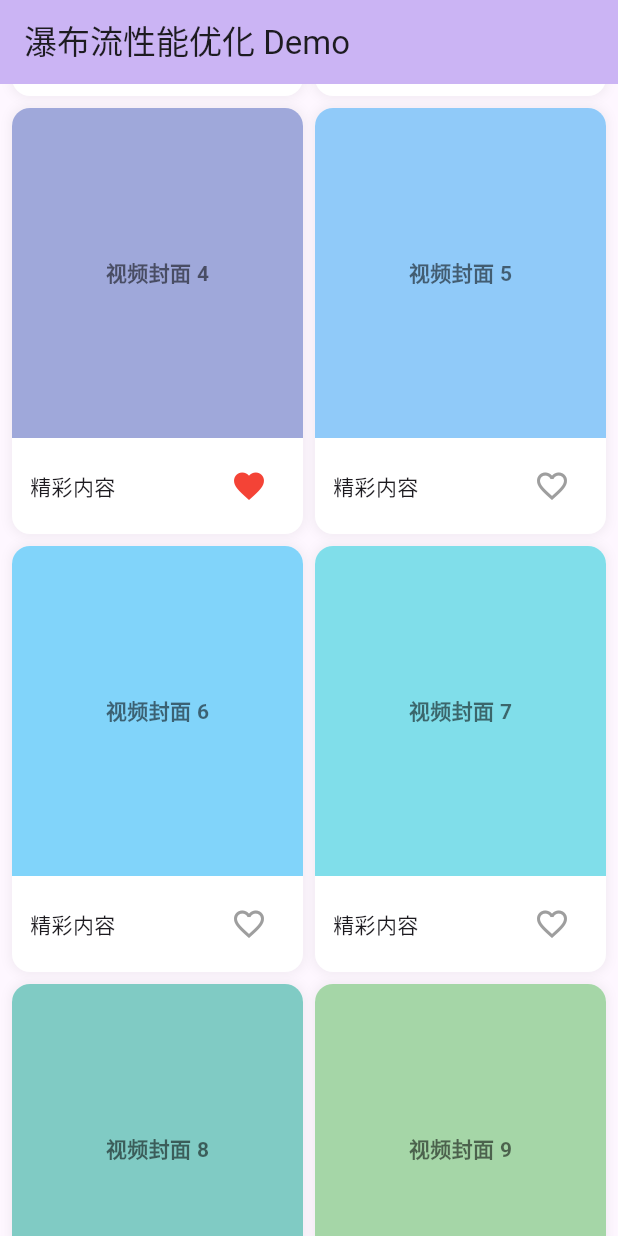
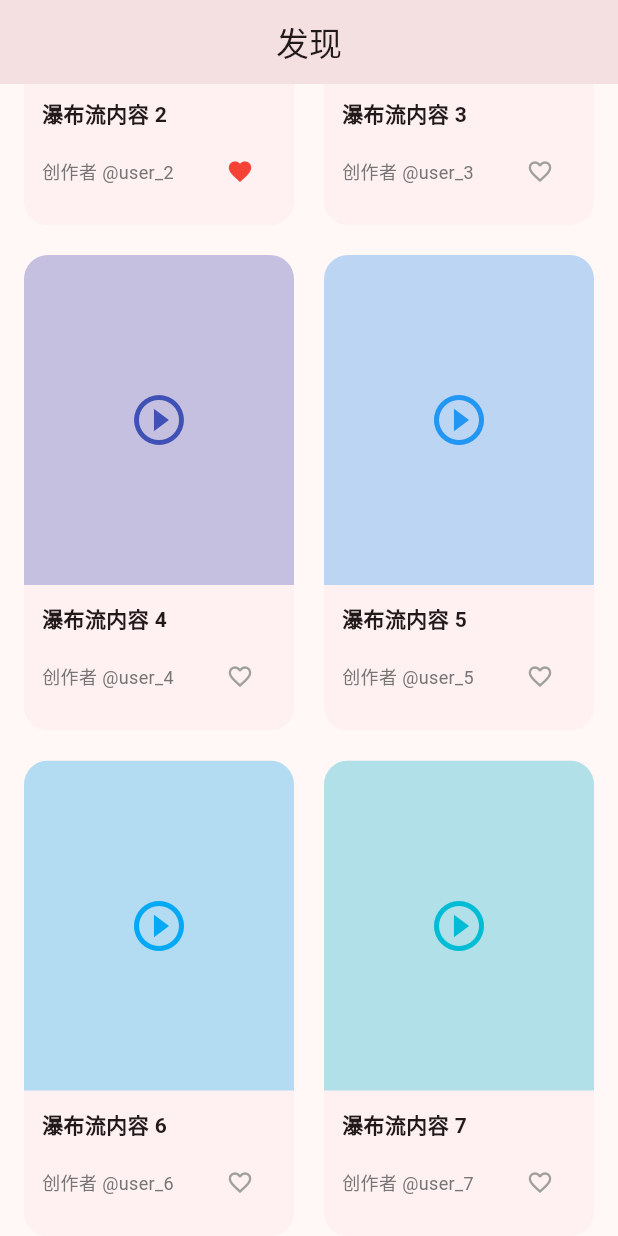
Before and after one commit to autopoet/flutter-demo1, a Flutter app: the screen it shows after launch, scrolled down 576 dp, after a tap on the "favorite outline" icon, on a phone screen of 412 x 824 dp. Run offline on Flutter 3.47's test engine with Material 3 defaults, Android fonts, the phone set to English and light mode, and no system bars; our stand-ins replace go_router.

Commit message:
feat: implement video feed and detail pages with go_router navigation and masonry layout

```diff
--- a/lib/main.dart
+++ b/lib/main.dart
@@ -1,6 +1,46 @@
-import 'dart:math';
 import 'package:flutter/material.dart';
-import 'package:flutter_staggered_grid_view/flutter_staggered_grid_view.dart';
+import 'package:go_router/go_router.dart';
+
+import 'models/video_item.dart';
+import 'pages/feed_page.dart';
+import 'pages/detail_page.dart';
+
+// ─────────────────────────────────────────────
+// 【对比：路由入口】
+//
+// Vue:  main.ts 中 app.use(router)，路由由 createRouter() 单独创建
+// Flutter: main.dart 中将 GoRouter 实例直接传给 MaterialApp.router
+//          两者都是"先声明路由表，再挂载到 App"的思路
+// ─────────────────────────────────────────────
+
+/// 全局路由配置
+/// 类比 vue-router 的 createRouter({ routes: [...] })
+final GoRouter _router = GoRouter(
+  initialLocation: '/',
+  routes: [
+    // 主路由：瀑布流首页
+    // Vue: { path: '/', component: FeedPage }
+    GoRoute(
+      path: '/',
+      builder: (context, state) => const FeedPage(),
+    ),
+
+    // 详情页路由，带动态参数 :id
+    // Vue: { path: '/detail/:id', component: DetailPage }
+    //      在 Vue 中用 useRoute().params.id 获取参数
+    //      在 Flutter 中用 state.pathParameters['id'] 获取
+    GoRoute(
+      path: '/detail/:id',
+      builder: (context, state) {
+        // 从路由参数里解析 id
+        final id = int.parse(state.pathParameters['id']!);
+        // 通过 extra 传递完整的数据对象（类比 vue-router 的 state）
+        final item = state.extra as VideoItem;
+        return DetailPage(id: id, item: item);
+      },
+    ),
+  ],
+);
 
 void main() {
   runApp(const MyApp());
@@ -11,181 +51,44 @@ class MyApp extends StatelessWidget {
 
   @override
   Widget build(BuildContext context) {
-    return MaterialApp(
-      title: 'Flutter Performance Demo',
+    // ─────────────────────────────────────────────
+    // 【对比：全局主题配置】
+    //
+    // Vue/CSS: :root { --color-primary: #e91e63; --color-secondary: #ff5722; }
+    //          全局 CSS 变量，所有组件通过 var(--color-primary) 访问
+    //
+    // Flutter: ThemeData 通过 Widget 树向下传递（InheritedWidget 机制）
+    //          子组件用 Theme.of(context).colorScheme.primary 访问
+    //          两者思路相同，都是"定义在顶层，全局可用"，
+    //          但 Flutter 是运行时对象传递，CSS 变量是静态字符串替换
+    // ─────────────────────────────────────────────
+    return MaterialApp.router(
+      title: 'Flutter Feed Demo',
+      // 使用 MaterialApp.router 代替 MaterialApp，接入 go_router
+      // 类比 Vue 中的 <RouterView /> / createApp(App).use(router)
+      routerConfig: _router,
+      debugShowCheckedModeBanner: false,
       theme: ThemeData(
-        colorScheme: ColorScheme.fromSeed(seedColor: Colors.deepPurple),
         useMaterial3: true,
-      ),
-      home: const FeedPage(),
-    );
-  }
-}
+        // colorSchemeSeed 类似于 CSS 里设置一个主色调，
+        // Flutter 会自动生成一整套和谐的配色方案（primary/secondary/surface等）
+        colorSchemeSeed: const Color(0xFFE91E63), // 玫瑰粉作为种子色
 
-class FeedPage extends StatefulWidget {
-  const FeedPage({super.key});
+        // 自定义 AppBar 主题
+        appBarTheme: const AppBarTheme(
+          centerTitle: true,
+          elevation: 0,
+          scrolledUnderElevation: 2,
+        ),
 
-  @override
-  State<FeedPage> createState() => _FeedPageState();
-}
-
-class _FeedPageState extends State<FeedPage> {
-  // 生成一些模拟数据
-  final List<VideoItem> items = List.generate(50, (index) {
-    return VideoItem(
-      id: index,
-      // 随机生成不同的高度来模拟瀑布流效果
-      height: 150.0 + Random().nextInt(150),
-      title: '视频封面 $index',
-    );
-  });
-
-  @override
-  Widget build(BuildContext context) {
-    return Scaffold(
-      appBar: AppBar(
-        title: const Text('瀑布流性能优化 Demo'),
-        backgroundColor: Theme.of(context).colorScheme.inversePrimary,
-      ),
-      body: MasonryGridView.count(
-        crossAxisCount: 2,
-        mainAxisSpacing: 8,
-        crossAxisSpacing: 8,
-        padding: const EdgeInsets.all(8),
-        itemCount: items.length,
-        itemBuilder: (context, index) {
-          return VideoCard(item: items[index]);
-        },
+        // 卡片主题
+        cardTheme: CardThemeData(
+          elevation: 0,
+          shape: RoundedRectangleBorder(
+            borderRadius: BorderRadius.circular(16),
+          ),
+        ),
       ),
     );
   }
 }
-
-// 模拟视频数据模型
-class VideoItem {
-  final int id;
-  final double height;
-  final String title;
-
-  VideoItem({
-    required this.id,
-    required this.height,
-    required this.title,
-  });
-}
-
-class VideoCard extends StatefulWidget {
-  final VideoItem item;
-
-  const VideoCard({super.key, required this.item});
-
-  @override
-  State<VideoCard> createState() => _VideoCardState();
-}
-
-class _VideoCardState extends State<VideoCard> {
-  // 使用 ValueNotifier 实现局部状态管理
-  //
-  // 【深入对比：Flutter ValueNotifier vs Vue3 ref】
-  //
-  // 1. Flutter 的 ValueNotifier 机制：
-  //    - 显式订阅模式：在 Flutter 中，UI 组件必须通过 ValueListenableBuilder 显式地包裹组件，
-  //      将其作为 listener 注册到 ValueNotifier 的内部列表中。
-  //    - 手动触发：当 notifier.value 修改时，它会遍历内部所有的 listeners 列表依次调用更新回调，
-  //      触发 ValueListenableBuilder 内部的局部 setState 机制，仅重绘自身子节点。
-  //    - 不会自动追踪依赖：如果你在 build 方法里直接访问 notifier.value，Flutter 不会自动记住
-  //      这个依赖。你必须使用 ValueListenableBuilder/ListenableBuilder 或者手动 addListener。
-  //    - 数据局限性：对于复杂对象或集合的内部属性改变（例如修改 List 里的某个元素），
-  //      只要对象引用地址没有变，ValueNotifier 就不会触发更新。需要手动调用 notifyListeners()。
-  //
-  // 2. Vue3 的 ref() & Proxy 响应式机制：
-  //    - 隐式依赖收集（依赖追踪）：在 Vue3 setup() 执行或 render 函数执行期间，Vue 全局会有一个
-  //      "activeEffect" 的概念。当我们在模板里访问 `ref.value` 或 Proxy 代理的 state 属性时，
-  //      会自动触发 getter 拦截，Vue 在此时"自动记录"该组件/effect 依赖了这个数据。
-  //    - 自动触发渲染：当数据修改时，触发 setter，Vue 会把收集到的所有依赖（组件级渲染 Effect）推入队列
-  //      并异步执行。
-  //    - 深层响应：通过 Proxy，Vue3 可以实现对象属性深层监听（reactive），即使修改了对象深处的一个字段，
-  //      也能被拦截并触发精确的高效更新。
-  //
-  // 总结：
-  //    - 从 DX (开发者体验) 上讲，Vue3 更"魔法"且省心，心智负担低，开发者不需要手动写 Builder 或挂载监听。
-  //    - 从架构上讲，Flutter 是基于不可变的 Widget 树和命令式的监听器，需要明确告知引擎"在这里订阅这部分数据"
-  //      以实现局部刷新。这就要求我们在此处 (视频卡片点赞按钮) ，为了不调用外层 Scaffold 的 setState（导致
-  //      整个瀑布流的重绘卡顿），必须用 ValueNotifier 配合 ValueListenableBuilder 将重排重绘限制在按钮的层级。
-  final ValueNotifier<bool> isLiked = ValueNotifier<bool>(false);
-
-  @override
-  void dispose() {
-    isLiked.dispose();
-    super.dispose();
-  }
-
-  @override
-  Widget build(BuildContext context) {
-    return Container(
-      decoration: BoxDecoration(
-        color: Colors.white,
-        borderRadius: BorderRadius.circular(12),
-        boxShadow: [
-          BoxShadow(
-            color: Colors.black.withOpacity(0.05),
-            blurRadius: 5,
-            spreadRadius: 1,
-          )
-        ],
-      ),
-      child: Column(
-        crossAxisAlignment: CrossAxisAlignment.stretch,
-        children: [
-          // 视频封面区域
-          Container(
-            height: widget.item.height,
-            decoration: BoxDecoration(
-              color: Colors.primaries[widget.item.id % Colors.primaries.length].shade200,
-              borderRadius: const BorderRadius.vertical(top: Radius.circular(12)),
-            ),
-            alignment: Alignment.center,
-            child: Text(
-              widget.item.title,
-              style: const TextStyle(fontWeight: FontWeight.bold, color: Colors.black54),
-            ),
-          ),
-          // 底部信息与点赞交互按钮区域
-          Padding(
-            padding: const EdgeInsets.symmetric(horizontal: 12.0, vertical: 8.0),
-            child: Row(
-              mainAxisAlignment: MainAxisAlignment.spaceBetween,
-              children: [
-                const Text(
-                  '精彩内容',
-                  style: TextStyle(fontSize: 14),
-                ),
-                // 使用 ValueListenableBuilder 进行极致的局部刷新
-                // 点击时只会重绘当前的 Icon 组件，整个 VideoCard 以及 FeedPage 都不会重绘，
-                // 极大地优化了极其复杂的瀑布流页面的滚动和交互性能！
-                ValueListenableBuilder<bool>(
-                  valueListenable: isLiked,
-                  builder: (context, liked, child) {
-                    return IconButton(
-                      icon: Icon(
-                        liked ? Icons.favorite : Icons.favorite_border,
-                        color: liked ? Colors.red : Colors.grey,
-                      ),
-                      onPressed: () {
-                        // 改变点赞状态，自动触发本层 Builder 的局部重绘
-                        isLiked.value = !isLiked.value;
-                      },
-                      splashRadius: 20,
-                      padding: EdgeInsets.zero,
-                      constraints: const BoxConstraints(), // 缩小点击热区
-                    );
-                  },
-                ),
-              ],
-            ),
-          )
-        ],
-      ),
-    );
-  }
-}
--- /dev/null
+++ b/lib/models/video_item.dart
@@ -0,0 +1,31 @@
+// ─────────────────────────────────────────────
+// 数据模型：VideoItem
+//
+// 【对比】
+// Vue: 通常是一个普通 JS 对象或 TypeScript interface，无需特殊声明
+//      interface VideoItem { id: number; height: number; title: string; }
+//
+// Flutter/Dart: 需要显式定义 class，Dart 是强类型静态语言，
+//              类似 TypeScript 中用 class 而非 interface（因为有构造函数逻辑）
+//
+// 关键区别：Dart 的 final 字段 = TS 的 readonly，确保数据不可变
+// ─────────────────────────────────────────────
+
+class VideoItem {
+  final int id;
+  final double height;
+  final String title;
+  final String author;
+  final int likeCount;
+  // 封面用颜色值模拟（实际项目中这里应该是图片 URL）
+  final int colorValue;
+
+  const VideoItem({
+    required this.id,
+    required this.height,
+    required this.title,
+    required this.author,
+    required this.likeCount,
+    required this.colorValue,
+  });
+}
--- /dev/null
+++ b/lib/pages/detail_page.dart
@@ -0,0 +1,91 @@
+import 'package:flutter/material.dart';
+import '../models/video_item.dart';
+
+class DetailPage extends StatelessWidget {
+  final int id;
+  final VideoItem item;
+
+  const DetailPage({
+    super.key,
+    required this.id,
+    required this.item,
+  });
+
+  @override
+  Widget build(BuildContext context) {
+    // ─────────────────────────────────────────────
+    // 【对比：详情页详情显示】
+    //
+    // Vue: 接收 props 或从 route.params 获取 id，通过 API 请求数据
+    //
+    // Flutter: 构造函数接收参数。整个页面也是一个 Widget，
+    //          Scaffold 提供了标准页面布局（AppBar + Body）
+    // ─────────────────────────────────────────────
+    return Scaffold(
+      appBar: AppBar(
+        title: const Text('详情'),
+        // AppBar 自动提供返回按钮，逻辑类似于 router.back()
+      ),
+      body: SingleChildScrollView(
+        child: Column(
+          crossAxisAlignment: CrossAxisAlignment.stretch,
+          children: [
+            // 大尺寸视频封面
+            AspectRatio(
+              aspectRatio: 16 / 9,
+              child: Container(
+                color: Color(item.colorValue).withOpacity(0.4),
+                child: Icon(
+                  Icons.play_circle_fill,
+                  size: 80,
+                  color: Color(item.colorValue),
+                ),
+              ),
+            ),
+            Padding(
+              padding: const EdgeInsets.all(20),
+              child: Column(
+                crossAxisAlignment: CrossAxisAlignment.start,
+                children: [
+                  Row(
+                    mainAxisAlignment: MainAxisAlignment.spaceBetween,
+                    children: [
+                      Text(
+                        item.title,
+                        style: Theme.of(context).textTheme.headlineSmall?.copyWith(
+                              fontWeight: FontWeight.bold,
+                            ),
+                      ),
+                      // 这里的点赞按钮目前还是独立的，第二阶段我们将实现全局同步
+                      const Icon(Icons.favorite_border, color: Colors.grey),
+                    ],
+                  ),
+                  const SizedBox(height: 12),
+                  Row(
+                    children: [
+                      CircleAvatar(
+                        backgroundColor: Color(item.colorValue),
+                        child: const Icon(Icons.person, color: Colors.white),
+                      ),
+                      const SizedBox(width: 12),
+                      Text(
+                        item.author,
+                        style: const TextStyle(fontSize: 16, fontWeight: FontWeight.w500),
+                      ),
+                    ],
+                  ),
+                  const Divider(height: 40),
+                  Text(
+                    '这是个视频详情预览页面。每一个细节都展示了 Flutter UI 组件化的魅力。'
+                    '你可以点击顶部的播放按钮（模拟）或下方的作者头像。',
+                    style: TextStyle(fontSize: 16, height: 1.6, color: Colors.grey[800]),
+                  ),
+                ],
+              ),
+            ),
+          ],
+        ),
+      ),
+    );
+  }
+}
--- /dev/null
+++ b/lib/pages/feed_page.dart
@@ -0,0 +1,143 @@
+import 'dart:math';
+import 'package:flutter/material.dart';
+import 'package:flutter_staggered_grid_view/flutter_staggered_grid_view.dart';
+import 'package:go_router/go_router.dart';
+import '../models/video_item.dart';
+
+class FeedPage extends StatefulWidget {
+  const FeedPage({super.key});
+
+  @override
+  State<FeedPage> createState() => _FeedPageState();
+}
+
+class _FeedPageState extends State<FeedPage> {
+  // 生成模拟数据
+  // Vue: data() { return { items: [] } }
+  // Flutter: 在 State 类中定义变量，类比 Vue 的响应式数据（但不是自动代理的）
+  final List<VideoItem> items = List.generate(50, (index) {
+    return VideoItem(
+      id: index,
+      height: 150.0 + Random().nextInt(150),
+      title: '瀑布流内容 $index',
+      author: '创作者 @user_$index',
+      likeCount: Random().nextInt(10000),
+      colorValue: Colors.primaries[index % Colors.primaries.length].value,
+    );
+  });
+
+  @override
+  Widget build(BuildContext context) {
+    return Scaffold(
+      appBar: AppBar(
+        title: const Text('发现'),
+      ),
+      body: MasonryGridView.count(
+        crossAxisCount: 2,
+        mainAxisSpacing: 12,
+        crossAxisSpacing: 12,
+        padding: const EdgeInsets.all(12),
+        itemCount: items.length,
+        itemBuilder: (context, index) {
+          return VideoCard(item: items[index]);
+        },
+      ),
+    );
+  }
+}
+
+class VideoCard extends StatefulWidget {
+  final VideoItem item;
+  const VideoCard({super.key, required this.item});
+
+  @override
+  State<VideoCard> createState() => _VideoCardState();
+}
+
+class _VideoCardState extends State<VideoCard> {
+  final ValueNotifier<bool> isLiked = ValueNotifier<bool>(false);
+
+  @override
+  void dispose() {
+    isLiked.dispose();
+    super.dispose();
+  }
+
+  @override
+  Widget build(BuildContext context) {
+    // ─────────────────────────────────────────────
+    // 【对比：导航跳转】
+    //
+    // Vue: <router-link :to="{ path: '/detail/' + item.id }"> 或 router.push()
+    //
+    // Flutter: GestureDetector 或 InkWell（带波纹效果）包裹组件
+    //          使用 context.push() (来自 go_router) 进行跳转
+    //          注意：这里使用了 extra 传递对象，类比 Vue 的 route state
+    // ─────────────────────────────────────────────
+    return InkWell(
+      onTap: () => context.push('/detail/${widget.item.id}', extra: widget.item),
+      borderRadius: BorderRadius.circular(16),
+      child: Card(
+        clipBehavior: Clip.antiAlias,
+        child: Column(
+          crossAxisAlignment: CrossAxisAlignment.stretch,
+          children: [
+            // 封面图
+            Container(
+              height: widget.item.height,
+              color: Color(widget.item.colorValue).withOpacity(0.3),
+              alignment: Alignment.center,
+              child: Icon(
+                Icons.play_circle_outline,
+                size: 40,
+                color: Color(widget.item.colorValue),
+              ),
+            ),
+            // 底部内容
+            Padding(
+              padding: const EdgeInsets.all(12),
+              child: Column(
+                crossAxisAlignment: CrossAxisAlignment.start,
+                children: [
+                  Text(
+                    widget.item.title,
+                    style: const TextStyle(fontWeight: FontWeight.bold),
+                  ),
+                  const SizedBox(height: 4),
+                  Row(
+                    mainAxisAlignment: MainAxisAlignment.spaceBetween,
+                    children: [
+                      Expanded(
+                        child: Text(
+                          widget.item.author,
+                          style: TextStyle(fontSize: 12, color: Colors.grey[600]),
+                          maxLines: 1,
+                          overflow: TextOverflow.ellipsis,
+                        ),
+                      ),
+                      ValueListenableBuilder<bool>(
+                        valueListenable: isLiked,
+                        builder: (context, liked, _) {
+                          return IconButton(
+                            icon: Icon(
+                              liked ? Icons.favorite : Icons.favorite_border,
+                              size: 18,
+                              color: liked ? Colors.red : Colors.grey,
+                            ),
+                            onPressed: () => isLiked.value = !isLiked.value,
+                            padding: EdgeInsets.zero,
+                            constraints: const BoxConstraints(),
+                          );
+                        },
+                      ),
+                    ],
+                  ),
+                ],
+              ),
+            ),
+          ],
+        ),
+      ),
+    );
+  }
+}
--- a/pubspec.yaml
+++ b/pubspec.yaml
@@ -35,6 +35,7 @@ dependencies:
   # Use with the CupertinoIcons class for iOS style icons.
   cupertino_icons: ^1.0.8
   flutter_staggered_grid_view: ^0.7.0
+  go_router: ^17.1.0
 
 dev_dependencies:
   flutter_test:
```
Also changed, not shown: pubspec.lock.
